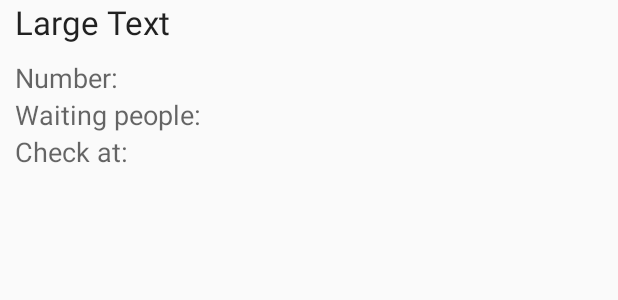
After one commit to dolee12/TycheApp, an Android app: the layout widget_ticket.xml on its own in the app's theme, with its tools: preview values and no code run, on a phone screen of 412 x 824 dp. The commit adds this screen. Shown: the top 300 px of the screen. Run offline under Robolectric (Android 15) with nearby library versions, the phone set to English and light mode, and no system bars; network calls fail.

Commit message:
Display user's  ticket list in TicketFragment   1. Create new class "TicketAdapter" to implement data model for list view in TicketFragment.   2. Create layout file called "widget_ticket.xml" to define the layout of one ticket   3. Implement new private class TicketDownload within TicketFragment to download the ticket from server in a background using AsyncTask class

```diff
--- a/app/src/main/AndroidManifest.xml
+++ b/app/src/main/AndroidManifest.xml
@@ -1,12 +1,17 @@
 <?xml version="1.0" encoding="utf-8"?>
 <manifest xmlns:android="http://schemas.android.com/apk/res/android"
     package="com.doleestudio.tycheapp">
+
+    <uses-permission android:name="android.permission.INTERNET" />
+    <uses-permission android:name="android.permission.ACCESS_NETWORK_STATE" />
 
     <application
         android:allowBackup="true"
         android:icon="@drawable/ic_launcher"
         android:label="@string/app_name"
         android:theme="@style/AppTheme">
+
+
         <activity
             android:name=".MainActivity"
             android:label="@string/app_name">
--- a/app/src/main/java/com/doleestudio/tycheapp/NetworkConnector.java
+++ b/app/src/main/java/com/doleestudio/tycheapp/NetworkConnector.java
@@ -87,7 +87,6 @@ public class NetworkConnector {
 
         conn.connect();
 
-
         return conn;
     }
 
--- /dev/null
+++ b/app/src/main/res/layout/widget_ticket.xml
@@ -0,0 +1,78 @@
+<?xml version="1.0" encoding="utf-8"?>
+<RelativeLayout xmlns:android="http://schemas.android.com/apk/res/android"
+    android:layout_width="match_parent"
+    android:layout_height="match_parent">
+
+    <TextView
+        android:id="@+id/ticket_shopName"
+        android:layout_width="wrap_content"
+        android:layout_height="wrap_content"
+        android:layout_alignParentLeft="true"
+        android:layout_alignParentStart="true"
+        android:layout_alignParentTop="true"
+        android:paddingBottom="10dp"
+        android:paddingLeft="10dp"
+        android:text="Large Text"
+        android:textAppearance="?android:attr/textAppearanceLarge" />
+
+    <TextView
+        android:id="@+id/textView"
+        android:layout_width="wrap_content"
+        android:layout_height="wrap_content"
+        android:layout_alignParentLeft="true"
+        android:layout_alignParentStart="true"
+        android:layout_below="@+id/ticket_shopName"
+        android:paddingLeft="10dp"
+        android:text="Number:"
+        android:textAppearance="?android:attr/textAppearanceMedium" />
+
+    <TextView
+        android:id="@+id/ticket_number"
+        android:layout_width="wrap_content"
+        android:layout_height="wrap_content"
+        android:layout_alignBottom="@+id/textView"
+        android:layout_toEndOf="@+id/textView"
+        android:layout_toRightOf="@+id/textView"
+        android:textAppearance="?android:attr/textAppearanceLarge" />
+
+    <TextView
+        android:id="@+id/waitCountText"
+        android:layout_width="wrap_content"
+        android:layout_height="wrap_content"
+        android:layout_alignParentLeft="true"
+        android:layout_alignParentStart="true"
+        android:layout_below="@+id/textView"
+        android:paddingLeft="10dp"
+        android:text="Waiting people: "
+        android:textAppearance="?android:attr/textAppearanceMedium" />
+
+    <TextView
+        android:id="@+id/ticket_waitCount"
+        android:layout_width="wrap_content"
+        android:layout_height="wrap_content"
+        android:layout_below="@+id/ticket_number"
+        android:layout_toEndOf="@+id/waitCountText"
+        android:layout_toRightOf="@+id/waitCountText"
+        android:textAppearance="?android:attr/textAppearanceMedium" />
+
+    <TextView
+        android:id="@+id/textView2"
+        android:layout_width="wrap_content"
+        android:layout_height="wrap_content"
+        android:layout_alignParentLeft="true"
+        android:layout_alignParentStart="true"
+        android:layout_below="@+id/waitCountText"
+        android:paddingLeft="10dp"
+        android:text="Check at: "
+        android:textAppearance="?android:attr/textAppearanceMedium" />
+
+    <TextView
+        android:id="@+id/ticket_regTime"
+        android:layout_width="wrap_content"
+        android:layout_height="wrap_content"
+        android:layout_below="@+id/waitCountText"
+        android:layout_toEndOf="@+id/textView2"
+        android:layout_toRightOf="@+id/textView2"
+        android:textAppearance="?android:attr/textAppearanceMedium" />
+
+</RelativeLayout>
```
Also changed, not shown: app/src/main/java/com/doleestudio/tycheapp/Ticket.java (+21 -4 lines), app/src/main/java/com/doleestudio/tycheapp/TicketAdapter.java (added, +60 -0 lines), app/src/main/java/com/doleestudio/tycheapp/TicketFragment.java (+30 -4 lines), app/src/main/java/com/doleestudio/tycheapp/TicketWidget.java (+17 -2 lines), 1 other file.
